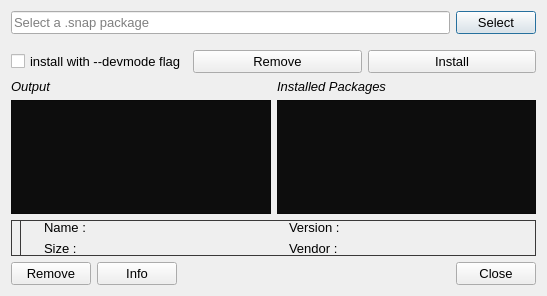
This is snapcraft-qt/install_local_snap_dialog.ui in snapcraft-gui/snapcraft-gui as Qt 5 draws it before an edit. The edited form follows.
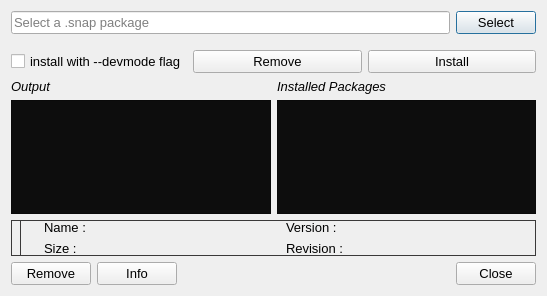
This is the edited form. Icons and pictures are not drawn.

Commit message: added ability to browse installed snaps and remove them , get size , info etc

The edit to the form file:
```diff
--- a/snapcraft-qt/install_local_snap_dialog.ui
+++ b/snapcraft-qt/install_local_snap_dialog.ui
@@ -303,7 +303,7 @@
            <string notr="true">border: 0px solid #3A3939;</string>
           </property>
           <property name="text">
-           <string>Vendor :</string>
+           <string>Revision :</string>
           </property>
          </widget>
         </item>
```
Left out of the diff: 8 changed lines with no effect on the pictures. The commit also changes 2 other files.
